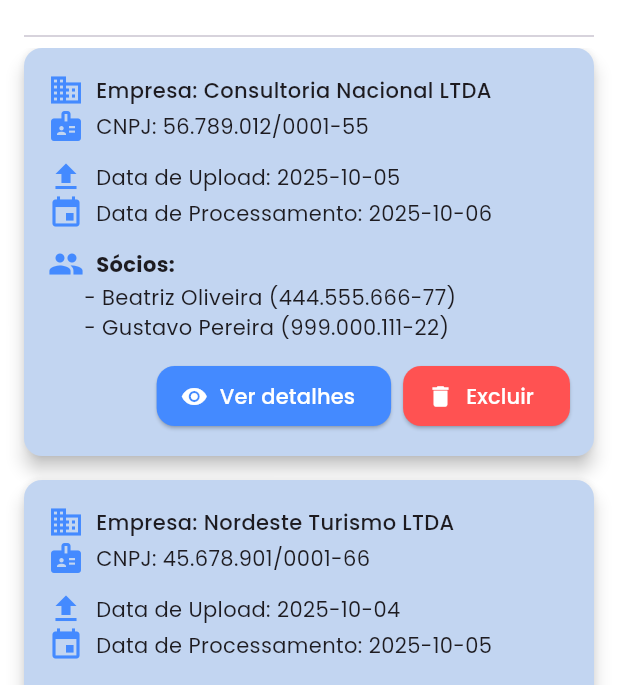
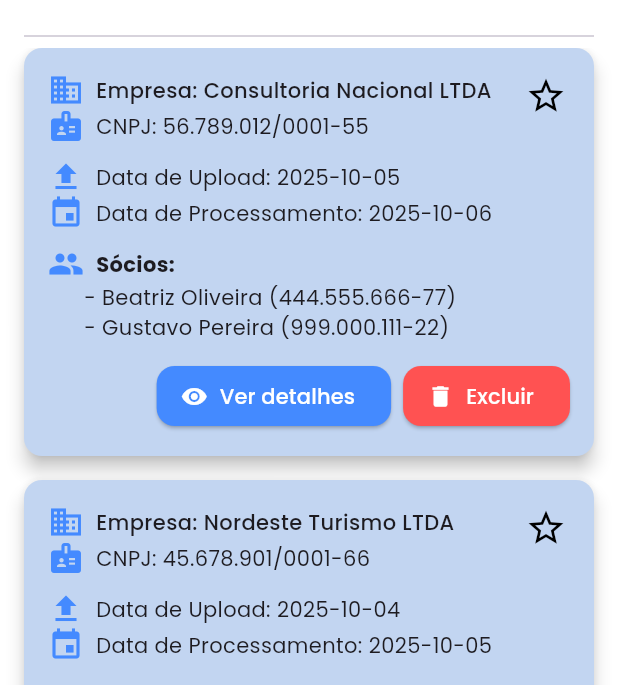
Before and after one commit to aliosmarchehade/contrato-social-paghiper-ddm, a Flutter app: the ListarSalvos screen opened by its route, on a phone screen of 412 x 824 dp, the part 375-1060 px from its top. Run offline on Flutter 3.47's test engine with Material 3 defaults, Android fonts, the phone set to English and light mode, and no system bars; our stand-ins replace file_picker, google_fonts, sqflite, sqflite_common_ffi, sqflite_common_ffi_web; missing offline and left inert: pdfx; accounts and stored records are empty.

Commit message:
contratos favoritos (sem persistencia)

```diff
--- a/contratosocial/lib/components/cartao_contrato.dart
+++ b/contratosocial/lib/components/cartao_contrato.dart
@@ -3,7 +3,7 @@ import 'package:contratosocial/models/empresa.dart';
 import 'package:contratosocial/models/socio.dart';
 import 'package:flutter/material.dart';
 
-class CartaoContrato extends StatelessWidget {
+class CartaoContrato extends StatefulWidget {
   final DTOContratoSocial contrato;
   final DTOEmpresa empresa;
   final List<DTOSocio> socios;
@@ -20,13 +20,39 @@ class CartaoContrato extends StatelessWidget {
   });
 
   @override
+  State<CartaoContrato> createState() => _CartaoContratoState();
+}
+
+class _CartaoContratoState extends State<CartaoContrato> {
+  bool _isFavorito = false; // Estado do favorito
+
+  void _toggleFavorito() {
+    setState(() {
+      _isFavorito = !_isFavorito;
+    });
+
+    ScaffoldMessenger.of(context).showSnackBar(
+      SnackBar(
+        content: Text(
+          _isFavorito
+              ? 'Contrato adicionado aos favoritos!'
+              : 'Contrato removido dos favoritos!',
+        ),
+        duration: const Duration(seconds: 2),
+      ),
+    );
+  }
+
+  @override
   Widget build(BuildContext context) {
     return Card(
       color: const Color.fromARGB(255, 194, 213, 241),
       elevation: 5,
       shape: RoundedRectangleBorder(borderRadius: BorderRadius.circular(12)),
       margin: const EdgeInsets.only(bottom: 16),
-      child: Padding(
+      child: Stack(
+        children: [
+          Padding(
             padding: const EdgeInsets.all(16),
             child: Column(
               crossAxisAlignment: CrossAxisAlignment.start,
@@ -37,7 +63,7 @@ class CartaoContrato extends StatelessWidget {
                     const SizedBox(width: 8),
                     Expanded(
                       child: Text(
-                    "Empresa: ${empresa.nomeEmpresarial}",
+                        "Empresa: ${widget.empresa.nomeEmpresarial}",
                         style: const TextStyle(fontWeight: FontWeight.w500),
                       ),
                     ),
@@ -47,7 +73,7 @@ class CartaoContrato extends StatelessWidget {
                   children: [
                     const Icon(Icons.badge, color: Colors.blueAccent),
                     const SizedBox(width: 8),
-                Text("CNPJ: ${empresa.cnpj}"),
+                    Text("CNPJ: ${widget.empresa.cnpj}"),
                   ],
                 ),
                 const SizedBox(height: 10),
@@ -56,7 +82,7 @@ class CartaoContrato extends StatelessWidget {
                     const Icon(Icons.upload, color: Colors.blueAccent),
                     const SizedBox(width: 8),
                     Text(
-                  "Data de Upload: ${contrato.dataUpload.toIso8601String().split('T')[0]}",
+                      "Data de Upload: ${widget.contrato.dataUpload.toIso8601String().split('T')[0]}",
                     ),
                   ],
                 ),
@@ -65,7 +91,7 @@ class CartaoContrato extends StatelessWidget {
                     const Icon(Icons.event, color: Colors.blueAccent),
                     const SizedBox(width: 8),
                     Text(
-                  "Data de Processamento: ${contrato.dataProcessamento.toIso8601String().split('T')[0]}",
+                      "Data de Processamento: ${widget.contrato.dataProcessamento.toIso8601String().split('T')[0]}",
                     ),
                   ],
                 ),
@@ -80,7 +106,7 @@ class CartaoContrato extends StatelessWidget {
                     ),
                   ],
                 ),
-            ...socios.map<Widget>(
+                ...widget.socios.map<Widget>(
                   (s) => Padding(
                     padding: const EdgeInsets.only(left: 24),
                     child: Text("- ${s.nome} (${s.documento})"),
@@ -97,7 +123,7 @@ class CartaoContrato extends StatelessWidget {
                           borderRadius: BorderRadius.circular(12),
                         ),
                       ),
-                  onPressed: onVerDetalhes,
+                      onPressed: widget.onVerDetalhes,
                       icon: const Icon(Icons.visibility, color: Colors.white),
                       label: const Text(
                         "Ver detalhes",
@@ -115,8 +141,7 @@ class CartaoContrato extends StatelessWidget {
                       onPressed: () {
                         showDialog(
                           context: context,
-                      builder:
-                          (context) => AlertDialog(
+                          builder: (context) => AlertDialog(
                             backgroundColor: Colors.white,
                             title: const Text("Confirmar Exclusão"),
                             content: const Text(
@@ -144,7 +169,7 @@ class CartaoContrato extends StatelessWidget {
                                   ),
                                 ),
                                 onPressed: () {
-                                  onExcluir();
+                                  widget.onExcluir();
                                   Navigator.pop(context);
                                 },
                                 child: const Text(
@@ -167,6 +192,22 @@ class CartaoContrato extends StatelessWidget {
               ],
             ),
           ),
+
+          // Ícone de estrela no canto superior direito
+          Positioned(
+            top: 8,
+            right: 8,
+            child: IconButton(
+              icon: Icon(
+                _isFavorito ? Icons.star : Icons.star_border,
+                color: const Color.fromARGB(255, 0, 0, 0),
+                size: 28,
+              ),
+              onPressed: _toggleFavorito,
+            ),
+          ),
+        ],
+      ),
     );
   }
 }
--- a/contratosocial/lib/configuracao/rotas.dart
+++ b/contratosocial/lib/configuracao/rotas.dart
@@ -5,4 +5,5 @@ class Rotas {
   static const String lerContrato = '/ler-contrato';
   static const String filtrarContrato = '/filtrar-contrato';
   static const String listarContratosSalvos = '/listar-contratos-salvos';
+  static const String favoritos = '/favoritos';
 }
--- a/contratosocial/lib/contrato_social_app.dart
+++ b/contratosocial/lib/contrato_social_app.dart
@@ -1,4 +1,5 @@
 import 'package:contratosocial/telas/dashboard/dashboard.dart';
+import 'package:contratosocial/telas/favoritos/tela_favoritos.dart';
 import 'package:contratosocial/telas/listarContratos/listar_contratos_salvos.dart';
 import 'package:flutter/material.dart';
 import 'package:contratosocial/configuracao/rotas.dart';
@@ -21,6 +22,7 @@ class ContratoSocialApp extends StatelessWidget {
         Rotas.lerContrato: (context) => const LerContrato(),
         Rotas.dashboard: (context) => const Dashboard(),
         Rotas.listarContratosSalvos: (context) => const ListarSalvos(),
+        Rotas.favoritos: (context) => const TelaFavoritos(),
       },
     );
   }
```
Also changed, not shown: contratosocial/lib/components/app_drawer.dart (+8 -0 lines), contratosocial/lib/telas/favoritos/tela_favoritos.dart (added, +21 -0 lines), contratosocial/lib/telas/RecuperarSenha/pagina_recuperar.dart (line endings or trailing spaces), contratosocial/pubspec.lock. Lines whose indentation alone changed are shown as unchanged.
